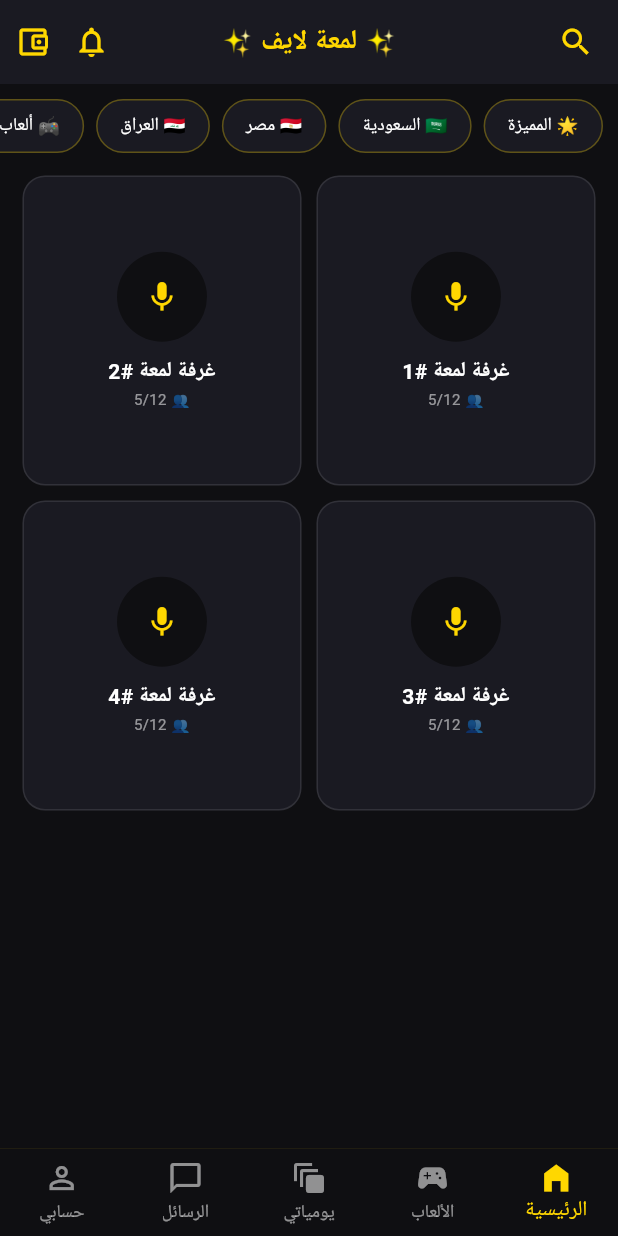
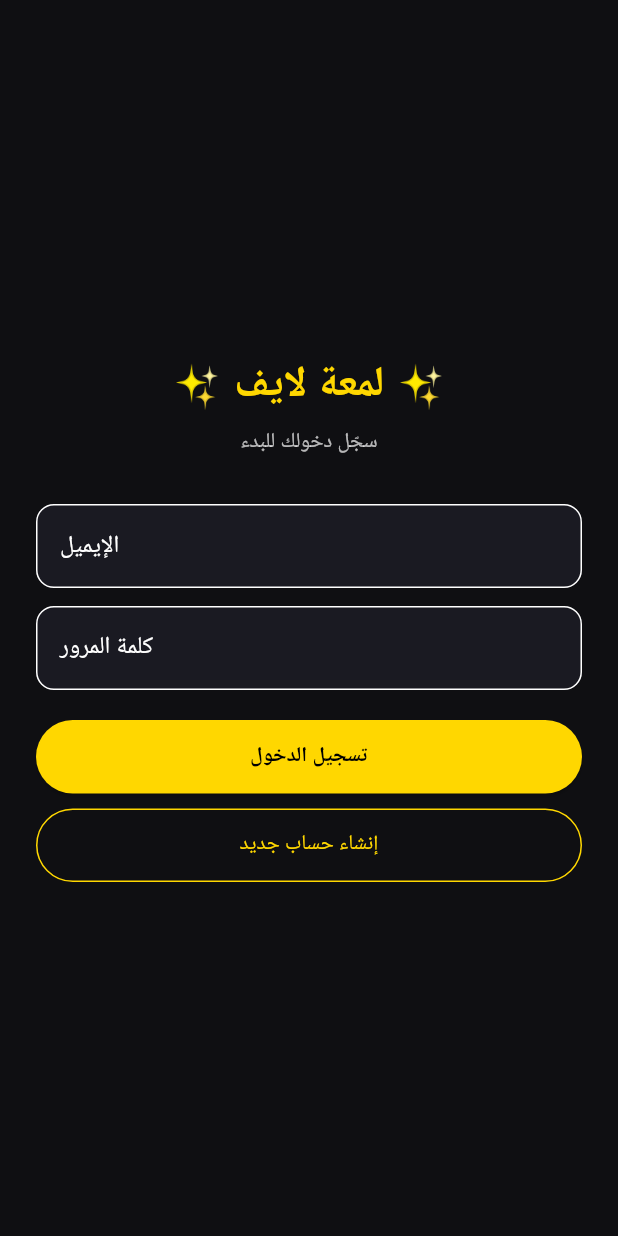
Before and after one commit to lamaalive0-cell/Lamaa-Live, a Flutter app: the screen it shows after launch, on a phone screen of 412 x 824 dp. Run offline on Flutter 3.47's test engine with Material 3 defaults, Android fonts, the phone set to English and light mode, and no system bars; our stand-ins replace supabase_flutter; accounts and stored records are empty.

Commit message:
ربط Supabase وتسجيل الدخول الحقيقي

```diff
--- /dev/null
+++ b/lib/core/supabase_config.dart
@@ -0,0 +1,4 @@
+class SupabaseConfig {
+  static const String url = 'https://fpwosplqsbnirjoleqaw.supabase.co';
+  static const String anonKey = 'eyJhbGciOiJIUzI1NiIsInR5cCI6IkpXVCJ9.eyJpc3MiOiJzdXBhYmFzZSIsInJlZiI6ImZwd29zcGxxc2JuaXJqb2xlcWF3Iiwicm9sZSI6ImFub24iLCJpYXQiOjE3ODg0OTgyMDksImV4cCI6MjEwNDA3NDIwOX0.jnqNZIauBqUmQ-tyvdx3lKdhmLHTHj9wITd_01puIKw';
+}
--- a/lib/main.dart
+++ b/lib/main.dart
@@ -1,9 +1,19 @@
 import 'package:flutter/material.dart';
-import 'package:flutter_localizations/flutter_localizations.dart';
+import 'package:supabase_flutter/supabase_flutter.dart';
+import 'core/supabase_config.dart';
 
-void main() {
+Future<void> main() async {
+  WidgetsFlutterBinding.ensureInitialized();
+
+  await Supabase.initialize(
+    url: SupabaseConfig.url,
+    anonKey: SupabaseConfig.anonKey,
+  );
+
   runApp(const LamaaLiveApp());
 }
+
+final supabase = Supabase.instance.client;
 
 class LamaaLiveApp extends StatelessWidget {
   const LamaaLiveApp({super.key});
@@ -11,17 +21,8 @@ class LamaaLiveApp extends StatelessWidget {
   @override
   Widget build(BuildContext context) {
     return MaterialApp(
-      title: 'لمعة لايف - Lamaa Live',
+      title: 'لمعة لايف',
       debugShowCheckedModeBanner: false,
-      localizationsDelegates: const [
-        GlobalMaterialLocalizations.delegate,
-        GlobalWidgetsLocalizations.delegate,
-        GlobalCupertinoLocalizations.delegate,
-      ],
-      supportedLocales: const [
-        Locale('ar', 'SA'),
-      ],
-      locale: const Locale('ar', 'SA'),
       theme: ThemeData(
         brightness: Brightness.dark,
         scaffoldBackgroundColor: const Color(0xFF0F0F12),
@@ -31,22 +32,161 @@ class LamaaLiveApp extends StatelessWidget {
           secondary: Color(0xFFFFA751),
           surface: Color(0xFF1A1A22),
         ),
-        appBarTheme: const AppBarTheme(
-          backgroundColor: Color(0xFF1A1A22),
-          elevation: 0,
-          centerTitle: true,
-          titleTextStyle: TextStyle(
-            color: Color(0xFFFFD700),
-            fontSize: 18,
-            fontWeight: FontWeight.bold,
       ),
-        ),
-      ),
-      home: const MainNavigationScreen(),
+      home: const AuthGate(),
     );
   }
 }
 
+class AuthGate extends StatelessWidget {
+  const AuthGate({super.key});
+
+  @override
+  Widget build(BuildContext context) {
+    return StreamBuilder<AuthState>(
+      stream: supabase.auth.onAuthStateChange,
+      builder: (context, snapshot) {
+        final session = supabase.auth.currentSession;
+        if (session != null) {
+          return const MainNavigationScreen();
+        }
+        return const LoginScreen();
+      },
+    );
+  }
+}
+
+// ===================== تسجيل الدخول =====================
+class LoginScreen extends StatefulWidget {
+  const LoginScreen({super.key});
+
+  @override
+  State<LoginScreen> createState() => _LoginScreenState();
+}
+
+class _LoginScreenState extends State<LoginScreen> {
+  final emailController = TextEditingController();
+  final passwordController = TextEditingController();
+  bool loading = false;
+  String? errorText;
+
+  Future<void> _login() async {
+    setState(() {
+      loading = true;
+      errorText = null;
+    });
+    try {
+      await supabase.auth.signInWithPassword(
+        email: emailController.text.trim(),
+        password: passwordController.text.trim(),
+      );
+    } catch (e) {
+      setState(() => errorText = 'فشل الدخول: تأكد من الإيميل أو كلمة المرور');
+    } finally {
+      if (mounted) setState(() => loading = false);
+    }
+  }
+
+  Future<void> _register() async {
+    setState(() {
+      loading = true;
+      errorText = null;
+    });
+    try {
+      await supabase.auth.signUp(
+        email: emailController.text.trim(),
+        password: passwordController.text.trim(),
+      );
+      if (mounted) {
+        ScaffoldMessenger.of(context).showSnackBar(
+          const SnackBar(content: Text('تم إنشاء الحساب! سجل دخولك الآن')),
+        );
+      }
+    } catch (e) {
+      setState(() => errorText = 'فشل التسجيل: استخدم إيميل صحيح وكلمة مرور 6 أحرف+');
+    } finally {
+      if (mounted) setState(() => loading = false);
+    }
+  }
+
+  @override
+  Widget build(BuildContext context) {
+    return Scaffold(
+      body: SafeArea(
+        child: Padding(
+          padding: const EdgeInsets.all(24),
+          child: Column(
+            mainAxisAlignment: MainAxisAlignment.center,
+            children: [
+              const Text('✨ لمعة لايف ✨',
+                  style: TextStyle(fontSize: 28, color: Color(0xFFFFD700), fontWeight: FontWeight.bold)),
+              const SizedBox(height: 8),
+              const Text('سجّل دخولك للبدء', style: TextStyle(color: Colors.white70)),
+              const SizedBox(height: 30),
+              TextField(
+                controller: emailController,
+                keyboardType: TextInputType.emailAddress,
+                decoration: InputDecoration(
+                  labelText: 'الإيميل',
+                  filled: true,
+                  fillColor: const Color(0xFF1A1A22),
+                  border: OutlineInputBorder(borderRadius: BorderRadius.circular(12)),
+                ),
+              ),
+              const SizedBox(height: 12),
+              TextField(
+                controller: passwordController,
+                obscureText: true,
+                decoration: InputDecoration(
+                  labelText: 'كلمة المرور',
+                  filled: true,
+                  fillColor: const Color(0xFF1A1A22),
+                  border: OutlineInputBorder(borderRadius: BorderRadius.circular(12)),
+                ),
+              ),
+              if (errorText != null) ...[
+                const SizedBox(height: 12),
+                Text(errorText!, style: const TextStyle(color: Colors.redAccent)),
+              ],
+              const SizedBox(height: 20),
+              if (loading)
+                const CircularProgressIndicator(color: Color(0xFFFFD700))
+              else ...[
+                SizedBox(
+                  width: double.infinity,
+                  child: ElevatedButton(
+                    style: ElevatedButton.styleFrom(
+                      backgroundColor: const Color(0xFFFFD700),
+                      foregroundColor: Colors.black,
+                      padding: const EdgeInsets.symmetric(vertical: 14),
+                    ),
+                    onPressed: _login,
+                    child: const Text('تسجيل الدخول', style: TextStyle(fontWeight: FontWeight.bold)),
+                  ),
+                ),
+                const SizedBox(height: 10),
+                SizedBox(
+                  width: double.infinity,
+                  child: OutlinedButton(
+                    style: OutlinedButton.styleFrom(
+                      side: const BorderSide(color: Color(0xFFFFD700)),
+                      foregroundColor: const Color(0xFFFFD700),
+                      padding: const EdgeInsets.symmetric(vertical: 14),
+                    ),
+                    onPressed: _register,
+                    child: const Text('إنشاء حساب جديد'),
+                  ),
+                ),
+              ],
+            ],
+          ),
+        ),
+      ),
+    );
+  }
+}
+
+// ===================== التنقل الرئيسي =====================
 class MainNavigationScreen extends StatefulWidget {
   const MainNavigationScreen({super.key});
 
@@ -57,7 +197,7 @@ class MainNavigationScreen extends StatefulWidget {
 class _MainNavigationScreenState extends State<MainNavigationScreen> {
   int _currentIndex = 0;
 
-  final List<Widget> _screens = const [
+  final screens = const [
     HomeScreen(),
     GamesScreen(),
     MomentsScreen(),
@@ -68,92 +208,109 @@ class _MainNavigationScreenState extends State<MainNavigationScreen> {
   @override
   Widget build(BuildContext context) {
     return Scaffold(
-      body: _screens[_currentIndex],
-      bottomNavigationBar: Container(
-        decoration: BoxDecoration(
-          border: Border(top: BorderSide(color: const Color(0xFFFFD700).withOpacity(0.1), width: 0.5)),
-        ),
-        child: BottomNavigationBar(
+      body: screens[_currentIndex],
+      bottomNavigationBar: BottomNavigationBar(
         currentIndex: _currentIndex,
-          onTap: (index) => setState(() => _currentIndex = index),
+        onTap: (i) => setState(() => _currentIndex = i),
         backgroundColor: const Color(0xFF0F0F12),
         type: BottomNavigationBarType.fixed,
         selectedItemColor: const Color(0xFFFFD700),
         unselectedItemColor: Colors.white54,
         items: const [
-            BottomNavigationBarItem(icon: Icon(Icons.home_filled), label: 'الرئيسية'),
+          BottomNavigationBarItem(icon: Icon(Icons.home), label: 'الرئيسية'),
           BottomNavigationBarItem(icon: Icon(Icons.sports_esports), label: 'الألعاب'),
-            BottomNavigationBarItem(icon: Icon(Icons.auto_awesome_motion), label: 'يومياتي'),
-            BottomNavigationBarItem(icon: Icon(Icons.chat_bubble_outline), label: 'الرسائل'),
-            BottomNavigationBarItem(icon: Icon(Icons.person_outline), label: 'حسابي'),
+          BottomNavigationBarItem(icon: Icon(Icons.dynamic_feed), label: 'المنشورات'),
+          BottomNavigationBarItem(icon: Icon(Icons.chat), label: 'الرسائل'),
+          BottomNavigationBarItem(icon: Icon(Icons.person), label: 'حسابي'),
         ],
-        ),
       ),
     );
   }
 }
 
-// --- 1. الشاشة الرئيسية ---
 class HomeScreen extends StatelessWidget {
   const HomeScreen({super.key});
   @override
   Widget build(BuildContext context) {
     return Scaffold(
+      appBar: AppBar(title: const Text('✨ لمعة لايف', style: TextStyle(color: Color(0xFFFFD700))), backgroundColor: const Color(0xFF1A1A22)),
+      body: const Center(child: Text('الغرف قريباً... سيتم ربط الصوت والفيديو', style: TextStyle(color: Colors.white70))),
+    );
+  }
+}
+
+class GamesScreen extends StatelessWidget {
+  const GamesScreen({super.key});
+  @override
+  Widget build(BuildContext context) {
+    return Scaffold(
+      appBar: AppBar(title: const Text('🎮 الألعاب', style: TextStyle(color: Color(0xFFFFD700))), backgroundColor: const Color(0xFF1A1A22)),
+      body: const Center(child: Text('الألعاب ستُفعّل بعد ربط منطق الرهان', style: TextStyle(color: Colors.white70))),
+    );
+  }
+}
+
+class MomentsScreen extends StatelessWidget {
+  const MomentsScreen({super.key});
+  @override
+  Widget build(BuildContext context) {
+    return Scaffold(
+      appBar: AppBar(title: const Text('📝 المنشورات', style: TextStyle(color: Color(0xFFFFD700))), backgroundColor: const Color(0xFF1A1A22)),
+      body: const Center(child: Text('المنشورات ستُحفظ في قاعدة البيانات', style: TextStyle(color: Colors.white70))),
+    );
+  }
+}
+
+class MessagesScreen extends StatelessWidget {
+  const MessagesScreen({super.key});
+  @override
+  Widget build(BuildContext context) {
+    return Scaffold(
+      appBar: AppBar(title: const Text('💬 الرسائل', style: TextStyle(color: Color(0xFFFFD700))), backgroundColor: const Color(0xFF1A1A22)),
+      body: const Center(child: Text('الرسائل الخاصة قريباً', style: TextStyle(color: Colors.white70))),
+    );
+  }
+}
+
+class ProfileScreen extends StatelessWidget {
+  const ProfileScreen({super.key});
+  @override
+  Widget build(BuildContext context) {
+    final user = supabase.auth.currentUser;
+    return Scaffold(
       appBar: AppBar(
-        leading: const Icon(Icons.search, color: Color(0xFFFFD700)),
-        title: const Text('✨ لمعة لايف ✨'),
-        actions: const [
-          Icon(Icons.notifications_none, color: Color(0xFFFFD700)),
-          SizedBox(width: 15),
-          Icon(Icons.account_balance_wallet_outlined, color: Color(0xFFFFD700)),
-          SizedBox(width: 10),
+        title: const Text('حسابي', style: TextStyle(color: Color(0xFFFFD700))),
+        backgroundColor: const Color(0xFF1A1A22),
+        actions: [
+          IconButton(
+            icon: const Icon(Icons.logout, color: Color(0xFFFFD700)),
+            onPressed: () async => supabase.auth.signOut(),
+          ),
         ],
       ),
-      body: SingleChildScrollView(
+      body: Padding(
+        padding: const EdgeInsets.all(20),
         child: Column(
           children: [
-            const SizedBox(height: 10),
-            SingleChildScrollView(
-              scrollDirection: Axis.horizontal,
-              padding: const EdgeInsets.symmetric(horizontal: 10),
-              child: Row(
-                children: ['🌟 المميزة', '🇸🇦 السعودية', '🇪🇬 مصر', '🇮🇶 العراق', '🎮 ألعاب', '🎵 طرب']
-                    .map((cat) => Container(
-                          margin: const EdgeInsets.only(left: 8),
-                          padding: const EdgeInsets.symmetric(horizontal: 15, vertical: 8),
+            const CircleAvatar(radius: 40, backgroundColor: Color(0xFFFFD700), child: Icon(Icons.person, size: 40, color: Colors.black)),
+            const SizedBox(height: 12),
+            Text(user?.email ?? 'مستخدم', style: const TextStyle(fontSize: 18, color: Color(0xFFFFD700), fontWeight: FontWeight.bold)),
+            const SizedBox(height: 8),
+            Text('ID: ${user?.id.substring(0, 8) ?? '-'}', style: const TextStyle(color: Colors.white54)),
+            const SizedBox(height: 24),
+            Container(
+              width: double.infinity,
+              padding: const EdgeInsets.all(16),
               decoration: BoxDecoration(
                 color: const Color(0xFF1A1A22),
-                            borderRadius: BorderRadius.circular(20),
+                borderRadius: BorderRadius.circular(12),
                 border: Border.all(color: const Color(0xFFFFD700).withOpacity(0.3)),
               ),
-                          child: Text(cat, style: const TextStyle(fontSize: 12)),
-                        ))
-                    .toList(),
-              ),
-            ),
-            GridView.builder(
-              shrinkWrap: true,
-              physics: const NeverScrollableScrollPhysics(),
-              padding: const EdgeInsets.all(15),
-              gridDelegate: const SliverGridDelegateWithFixedCrossAxisCount(
-                crossAxisCount: 2, crossAxisSpacing: 10, mainAxisSpacing: 10, childAspectRatio: 0.9,
-              ),
-              itemCount: 4,
-              itemBuilder: (context, index) => Container(
-                decoration: BoxDecoration(
-                  color: const Color(0xFF1A1A22),
-                  borderRadius: BorderRadius.circular(15),
-                  border: Border.all(color: Colors.white10),
-                ),
-                child: Column(
-                  mainAxisAlignment: MainAxisAlignment.center,
+              child: const Column(
                 children: [
-                    const CircleAvatar(radius: 30, backgroundColor: Color(0xFF0F0F12), child: Icon(Icons.mic, color: Color(0xFFFFD700))),
-                    const SizedBox(height: 10),
-                    Text('غرفة لمعة #${index + 1}', style: const TextStyle(fontWeight: FontWeight.bold)),
-                    const Text('👥 5/12', style: TextStyle(fontSize: 10, color: Colors.white54)),
+                  Text('🪙 0 ذهب', style: TextStyle(fontSize: 20, color: Color(0xFFFFD700), fontWeight: FontWeight.bold)),
+                  Text('الرصيد (سيتم تفعيله في الخطوة التالية)', style: TextStyle(color: Colors.white54, fontSize: 12)),
                 ],
-                ),
               ),
             ),
           ],
@@ -162,148 +319,3 @@ class HomeScreen extends StatelessWidget {
     );
   }
 }
-
-// --- 2. شاشة الألعاب ---
-class GamesScreen extends StatelessWidget {
-  const GamesScreen({super.key});
-  @override
-  Widget build(BuildContext context) {
-    final List<Map> games = [
-      {'n': 'لودو', 'i': '🎲'}, {'n': 'دومينو', 'i': '🁣'},
-      {'n': 'عجلة الحظ', 'i': '🎡'}, {'n': 'GreedyCat', 'i': '🐱'},
-      {'n': 'Olympus', 'i': '⚡'}, {'n': 'Fishing', 'i': '🐟'},
-      {'n': 'Roulette', 'i': '🎰'}, {'n': 'بوكر', 'i': '🃏'},
-    ];
-    return Scaffold(
-      appBar: AppBar(title: const Text('🎮 ساحة الألعاب')),
-      body: GridView.builder(
-        padding: const EdgeInsets.all(15),
-        gridDelegate: const SliverGridDelegateWithFixedCrossAxisCount(crossAxisCount: 2, mainAxisSpacing: 10, crossAxisSpacing: 10),
-        itemCount: games.length,
-        itemBuilder: (context, i) => Container(
-          decoration: BoxDecoration(
-            color: const Color(0xFF1A1A22),
-            borderRadius: BorderRadius.circular(15),
-            border: Border.all(color: const Color(0xFFFFD700).withOpacity(0.2)),
-          ),
-          child: Column(
-            mainAxisAlignment: MainAxisAlignment.center,
-            children: [
-              Text(games[i]['i'], style: const TextStyle(fontSize: 40)),
-              Text(games[i]['n'], style: const TextStyle(color: Color(0xFFFFD700), fontWeight: FontWeight.bold)),
-            ],
-          ),
-        ),
-      ),
-    );
-  }
-}
-
-// --- 3. شاشة المنشورات ---
-class MomentsScreen extends StatelessWidget {
-  const MomentsScreen({super.key});
-  @override
-  Widget build(BuildContext context) {
-    return Scaffold(
-      appBar: AppBar(title: const Text('📝 المنشورات اليومية')),
-      body: ListView.builder(
-        itemCount: 3,
-        itemBuilder: (context, i) => Container(
-          margin: const EdgeInsets.all(10),
-          padding: const EdgeInsets.all(15),
-          decoration: BoxDecoration(color: const Color(0xFF1A1A22), borderRadius: BorderRadius.circular(15)),
-          child: Column(
-            crossAxisAlignment: CrossAxisAlignment.start,
-            children: [
-              const Row(
-                children: [
-                  CircleAvatar(backgroundColor: Color(0xFFFFD700), child: Icon(Icons.person, color: Colors.black)),
-                  SizedBox(width: 10),
-                  Text('مستخدم لمعة', style: TextStyle(fontWeight: FontWeight.bold)),
-                ],
-              ),
-              const SizedBox(height: 15),
-              const Text('هذا منشور تجريبي في تطبيق لمعة لايف الجديد! ✨👑'),
-              const SizedBox(height: 15),
-              Row(
-                mainAxisAlignment: MainAxisAlignment.spaceAround,
-                children: const [
-                  Icon(Icons.favorite_border, size: 20),
-                  Icon(Icons.comment_outlined, size: 20),
-                  Icon(Icons.card_giftcard, color: Color(0xFFFFD700), size: 20),
-                ],
-              )
-            ],
-          ),
-        ),
-      ),
-    );
-  }
-}
-
-// --- 4. شاشة الرسائل ---
-class MessagesScreen extends StatelessWidget {
-  const MessagesScreen({super.key});
-  @override
-  Widget build(BuildContext context) {
-    return Scaffold(
-      appBar: AppBar(title: const Text('💬 الرسائل')),
-      body: ListView.builder(
-        itemCount: 5,
-        itemBuilder: (context, i) => ListTile(
-          leading: const CircleAvatar(backgroundColor: Color(0xFF1A1A22), child: Icon(Icons.person_outline, color: Color(0xFFFFD700))),
-          title: Text('صديق لمعة $i'),
-          subtitle: const Text('كيفك اليوم؟ يلا نلعب..'),
-          trailing: const Text('12:00 م', style: TextStyle(fontSize: 10, color: Colors.white24)),
-        ),
-      ),
-    );
-  }
-}
-
-// --- 5. شاشة الحساب الشخصي ---
-class ProfileScreen extends StatelessWidget {
-  const ProfileScreen({super.key});
-  @override
-  Widget build(BuildContext context) {
-    return Scaffold(
-      backgroundColor: const Color(0xFF0F0F12),
-      body: Column(
-        children: [
-          const SizedBox(height: 60),
-          const CircleAvatar(radius: 50, backgroundColor: Color(0xFFFFD700), child: Icon(Icons.person, size: 60, color: Colors.black)),
-          const SizedBox(height: 15),
-          const Text('الملك لمعة 👑', style: TextStyle(fontSize: 22, fontWeight: FontWeight.bold, color: Color(0xFFFFD700))),
-          const Text('ID: 10002000', style: TextStyle(color: Colors.white54)),
-          const SizedBox(height: 20),
-          Row(
-            mainAxisAlignment: MainAxisAlignment.spaceEvenly,
-            children: [
-              _buildStat('متابع', '1.2K'), _buildStat('متابعة', '350'), _buildStat('أصدقاء', '85'),
-            ],
-          ),
-          const SizedBox(height: 30),
-          Container(
-            margin: const EdgeInsets.symmetric(horizontal: 20),
-            padding: const EdgeInsets.all(20),
-            decoration: BoxDecoration(color: const Color(0xFF1A1A22), borderRadius: BorderRadius.circular(20), border: Border.all(color: const Color(0xFFFFD700).withOpacity(0.2))),
-            child: Row(
-              mainAxisAlignment: MainAxisAlignment.spaceBetween,
-              children: [
-                Column(children: const [Text('🪙 25,000', style: TextStyle(fontSize: 18, color: Color(0xFFFFD700))), Text('رصيد الذهب', style: TextStyle(fontSize: 12))]),
-                ElevatedButton(onPressed: () {}, style: ElevatedButton.styleFrom(backgroundColor: const Color(0xFFFFD700)), child: const Text('شحن', style: TextStyle(color: Colors.black))),
-              ],
-            ),
-          ),
-          const SizedBox(height: 20),
-          _buildOption(Icons.workspace_premium, 'عضوية VIP (4 مستويات)'),
-          _buildOption(Icons.apartment, 'نظام الوكالات'),
-          _buildOption(Icons.settings, 'الإعدادات'),
-        ],
-      ),
-    );
-  }
-
-  Widget _buildStat(String label, String value) => Column(children: [Text(value, style: const TextStyle(fontSize: 18, fontWeight: FontWeight.bold)), Text(label, style: const TextStyle(fontSize: 12, color: Colors.white54))]);
-  Widget _buildOption(IconData icon, String label) => ListTile(leading: Icon(icon, color: const Color(0xFFFFD700)), title: Text(label), trailing: const Icon(Icons.arrow_forward_ios, size: 14));
-}
--- a/pubspec.yaml
+++ b/pubspec.yaml
@@ -11,6 +11,7 @@ dependencies:
     sdk: flutter
   flutter_localizations:
     sdk: flutter
+  supabase_flutter: ^2.17.2
 
 dev_dependencies:
   flutter_test:
```
Also changed, not shown: pubspec.lock, 5 other files. Lines whose indentation alone changed are shown as unchanged.
